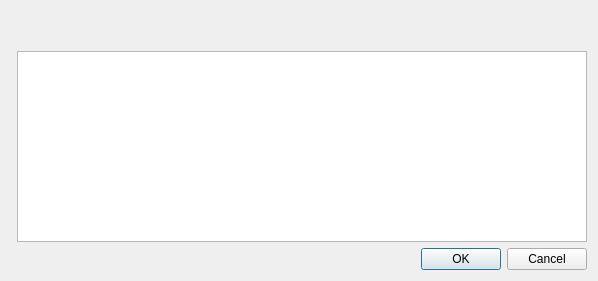
Old version of the form src/qt/forms/signrawtxdialog.ui in the repository sschepis/syscoin2.
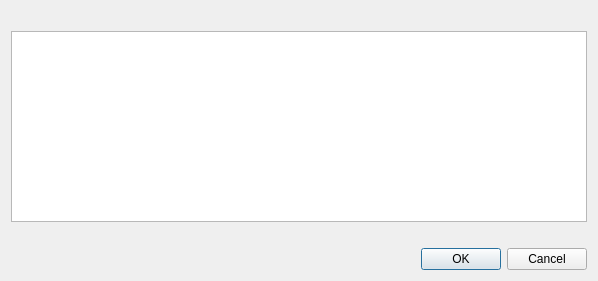
New version of the form.

Diff of the .ui file:
```diff
--- a/src/qt/forms/signrawtxdialog.ui
+++ b/src/qt/forms/signrawtxdialog.ui
@@ -43,14 +43,14 @@
     </widget>
    </item>
    <item>
-    <layout class="QFormLayout" name="formLayout">
+    <layout class="QVBoxLayout" name="verticalLayout_2">
      <property name="sizeConstraint">
       <enum>QLayout::SetMinimumSize</enum>
      </property>
-     <property name="fieldGrowthPolicy">
-      <enum>QFormLayout::AllNonFixedFieldsGrow</enum>
-     </property>
-     <item row="0" column="1">
+     <item>
+      <widget class="QPlainTextEdit" name="rawTxEdit"/>
+     </item>
+     <item>
       <widget class="QLabel" name="capsLabel">
        <property name="font">
         <font>
@@ -66,9 +66,6 @@
        </property>
       </widget>
      </item>
-     <item row="1" column="1">
-      <widget class="QListWidget" name="listWidget"/>
-     </item>
     </layout>
    </item>
    <item>
```
